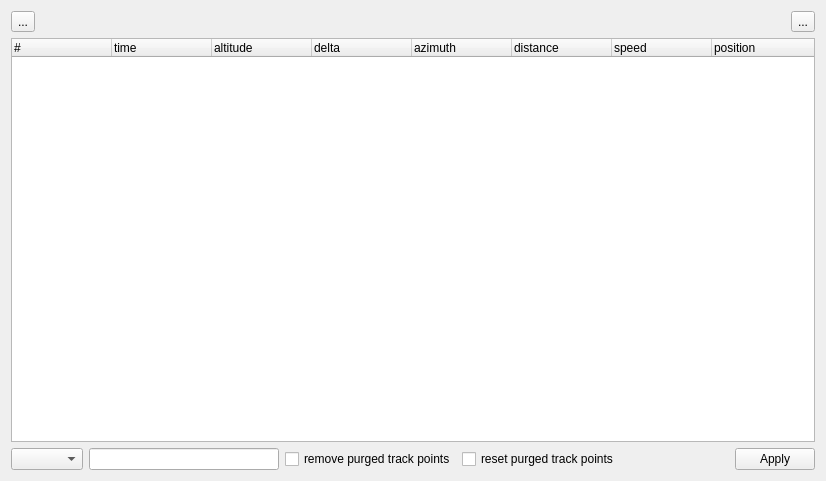
The window that src/ITrackEditWidget.ui (ntruchsess/QLandkarteGT) describes before a commit, drawn with Qt 5.
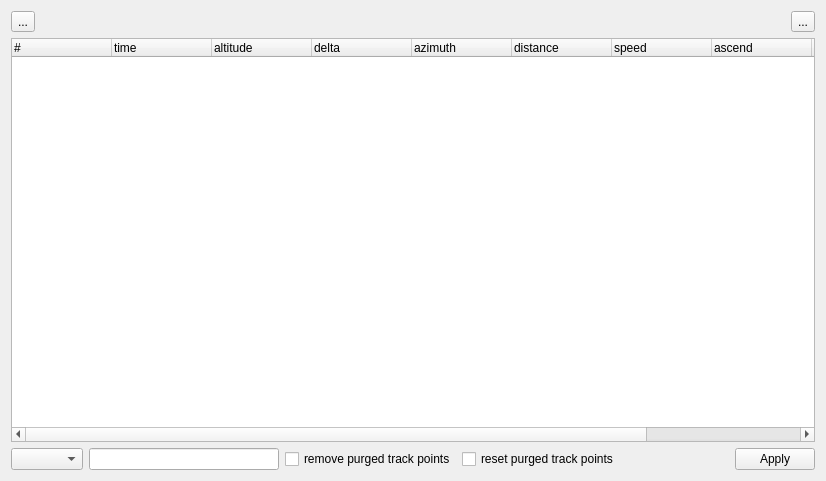
The same window after the commit.

```diff
--- a/src/ITrackEditWidget.ui
+++ b/src/ITrackEditWidget.ui
@@ -102,6 +102,16 @@
        <string>speed</string>
       </property>
      </column>
+     <column>
+      <property name="text" >
+       <string>ascend</string>
+      </property>
+     </column>
+     <column>
+      <property name="text" >
+       <string>descend</string>
+      </property>
+     </column>
      <column>
       <property name="text" >
        <string>position</string>
```
